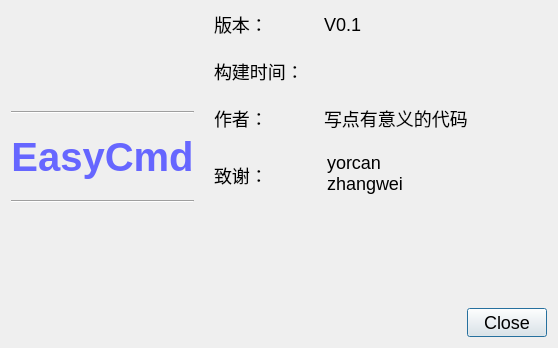
Above: src/EasyCmd/AboutUsDialog.ui from doasyourself/EasyCmd before the change. Below: the same form after it.
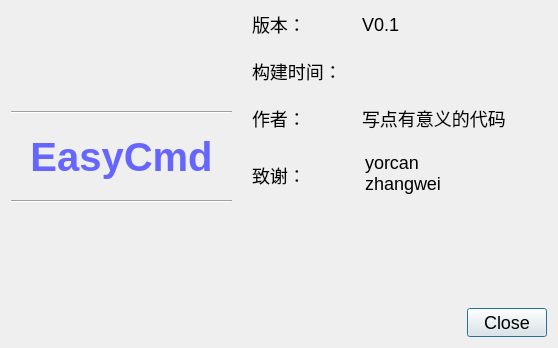
That is the form after the change.

Patch:
```diff
--- a/src/EasyCmd/AboutUsDialog.ui
+++ b/src/EasyCmd/AboutUsDialog.ui
@@ -21,7 +21,7 @@
   </property>
   <layout class="QVBoxLayout" name="verticalLayout" stretch="5,1">
    <item>
-    <layout class="QHBoxLayout" name="horizontalLayout_2" stretch="1,2">
+    <layout class="QHBoxLayout" name="horizontalLayout_2" stretch="3,4">
      <property name="spacing">
       <number>20</number>
      </property>
```
